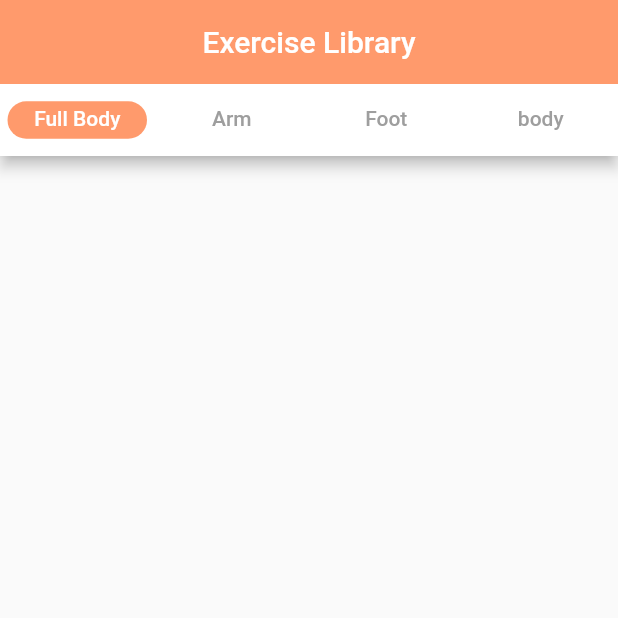
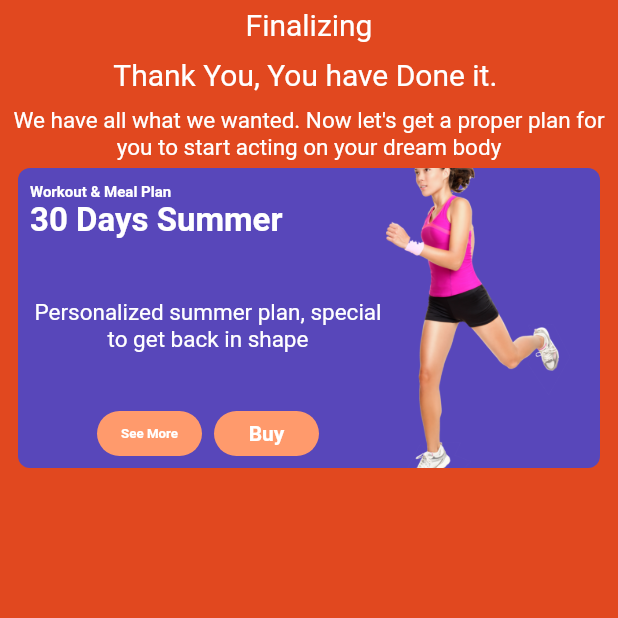
Before and after one commit to YasinGujjar/real_bodies, a Flutter app: the screen it shows after launch, on a phone screen of 412 x 824 dp, the top half of it. Run offline on Flutter 3.47's test engine with Material 2 defaults, Android fonts, the phone set to English and light mode, and no system bars; our stand-ins replace audioplayers, bubble_tab_indicator, carousel_slider, charts_flutter, flutter_swiper, liquid_progress_indicator and 3 more.

Commit message:
program screen

```diff
--- a/lib/main.dart
+++ b/lib/main.dart
@@ -18,6 +18,7 @@ import 'package:real_bodies/realbodyui/exercise_plan.dart';
 import 'package:real_bodies/realbodyui/exercise_plan_full.dart';
 import 'package:real_bodies/realbodyui/fitnesslevel3.dart';
 import 'package:real_bodies/realbodyui/food_exercise_diary.dart';
+import 'package:real_bodies/realbodyui/program.dart';
 import 'package:real_bodies/realbodyui/register1.dart';
 import 'package:real_bodies/realbodyui/show_weight.dart';
 import 'package:real_bodies/realbodyui/splashscreen.dart';
@@ -54,7 +55,7 @@ class MyApp extends StatelessWidget {
         primarySwatch: Colors.blue,
        // canvasColor: Colors.transparent,
       ),
-      home:  ExerciseLibrary(),//MyHomePage(title: 'Demo'),
+      home:  Program(12),//MyHomePage(title: 'Demo'),
     );
   }
 }
--- a/lib/realbodyui/bmi_creen.dart
+++ b/lib/realbodyui/bmi_creen.dart
@@ -88,9 +88,6 @@ class _BmiState extends State<Bmi> {
                         children: <Widget>[
                           Center(child: Text("1800",style: TextStyle(color: Colors.white,fontWeight: FontWeight.bold,fontSize: 40),)),
                           Center(child: Text("KCals",style: TextStyle(fontSize: 20,color: Colors.white),)),
-
-
-
                         ],
                       ),
                       progressColor: Colors.white,
@@ -137,9 +134,7 @@ class _BmiState extends State<Bmi> {
                     ),
                   ),
                 ),
-
                 SizedBox(height: 10,)
-
               ],
             )
           ],
--- /dev/null
+++ b/lib/realbodyui/program.dart
@@ -0,0 +1,140 @@
+import 'package:flutter/material.dart';
+import 'package:real_bodies/theme/palette.dart';
+
+class Program extends StatefulWidget {
+  final id;
+  Program(this.id);
+  @override
+  _ProgramState createState() => _ProgramState();
+}
+
+class _ProgramState extends State<Program> {
+  @override
+  Widget build(BuildContext context) {
+    return Scaffold(
+      body: Container(
+        color: Palette.backGround,
+        child: ListView(
+          children: <Widget>[
+            SizedBox(height: 5,),
+            Center(child: Text('Finalizing',style: TextStyle(color: Colors.white,fontSize: 20),)),
+            SizedBox(height: 10,),
+            Center(child: Text('Thank You, You have Done it. ',style: TextStyle(color: Colors.white,fontSize: 20),)),
+            SizedBox(height: 10,),
+            Text("We have all what we wanted. Now let's get a proper plan for you to start acting on your dream body ",style: TextStyle(color: Colors.white,fontSize: 15),
+              overflow: TextOverflow.ellipsis,
+              textAlign: TextAlign.center,
+              maxLines: 2,
+            ),
+            SizedBox(height: 5,),
+           ProgramList(title: '30 Days Summer',),
+
+          ],
+        ),
+      ),
+    );
+  }
+}
+
+class ProgramList extends StatelessWidget {
+  final String title;
+  final String description;
+
+  ProgramList({this.title,this.description});
+  @override
+  Widget build(BuildContext context) {
+    return
+      Padding(
+          padding: EdgeInsets.only(left: 12,right: 12),
+          child: Container(
+            height: 200,
+            decoration: BoxDecoration(
+              color: Color(0xff5847BA),
+              borderRadius: BorderRadius.circular(8.0),
+            ),
+            child: Padding(
+              padding: const EdgeInsets.only(right:20.0),
+              child: Row(
+                mainAxisAlignment: MainAxisAlignment.spaceBetween,
+                children: <Widget>[
+                  Expanded(
+                    flex: 2,
+                    child: Padding(
+                      padding: const EdgeInsets.only(top:10.0,bottom: 8.0,left: 8.0),
+                      child: Column(
+                        mainAxisAlignment: MainAxisAlignment.spaceBetween,
+                        crossAxisAlignment: CrossAxisAlignment.start,
+                        children: <Widget>[
+                          Column(
+                            crossAxisAlignment: CrossAxisAlignment.start,
+                            children: <Widget>[
+                              Text('Workout & Meal Plan',style: TextStyle(color: Colors.white,fontWeight: FontWeight.bold,fontSize: 10),),
+                              FittedBox(fit:BoxFit.contain,child: Text(this.title,style: TextStyle(color: Colors.white,fontWeight: FontWeight.bold,fontSize: 22),)),
+
+                ],
+                          ),
+                          Text("Personalized summer plan, special to get back in shape",style: TextStyle(color: Colors.white,fontSize: 15),
+
+                            overflow: TextOverflow.ellipsis,
+                            textAlign: TextAlign.center,
+                            maxLines: 5,
+                          ),
+
+                          Row(
+                            mainAxisAlignment: MainAxisAlignment.center,
+                            children: <Widget>[
+                              Container(
+                                height: 30,
+                                width: 70,
+                                child: FlatButton(
+                                  shape: new RoundedRectangleBorder(
+                                    borderRadius: new BorderRadius.circular(30.0),
+                                  ),
+                                  onPressed: () {},
+                                  color: Palette.buttonjColor,
+                                  textColor: Colors.white,
+                                  child: FittedBox(
+                                    fit: BoxFit.contain,
+                                    child: Text("See More",
+                                        style: TextStyle(fontSize: 14,
+                                            fontWeight: FontWeight.bold)),
+                                  ),
+                                ),
+                              ),
+                              SizedBox(width: 8,),
+                              Container(
+                                height: 30,
+                                width: 70,
+                                child: FlatButton(
+                                  shape: new RoundedRectangleBorder(
+                                    borderRadius: new BorderRadius.circular(30.0),
+                                  ),
+                                  onPressed: () {
+                                    print(this.title);
+                                  },
+                                  color: Palette.buttonjColor,
+                                  textColor: Colors.white,
+                                  child: FittedBox(
+                                    child: Text("Buy",
+                                        style: TextStyle(fontSize: 14,
+                                            fontWeight: FontWeight.bold)),
+                                  ),
+                                ),
+                              ),
+
+                            ],
+                          ),
+                        ],
+                      ),
+                    ),
+                  ),
+                  Expanded(
+                      flex:1
+                      ,child: Image.asset('assets/images/bodgoal4.png',fit: BoxFit.cover,)),
+                ],
+              ),
+            ),
+          )
+      );
+  }
+}
```
Also changed, not shown: lib/realbodyui/exercise_library.dart (line endings or trailing spaces).
